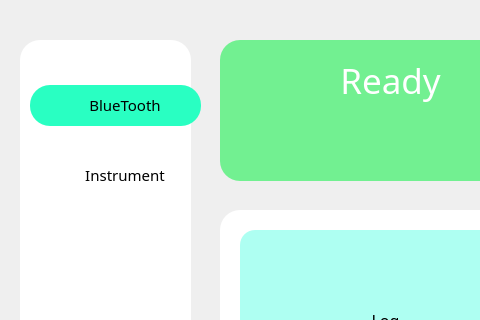
This is src/ui/piano_stairs_design.ui in include-stdio-h/piano_stair_ui as Qt 5 draws it before an edit; both pictures show x 0 to 480 and y 0 to 320 of the 800 by 480 pixel window. The edited form follows.
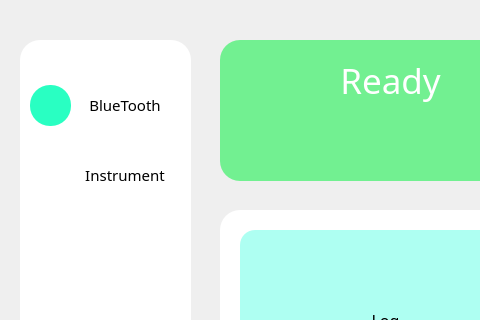
This is the edited form. Icons and pictures are not drawn.

Commit message: [MODIFY] change selected menu icon shape

```diff
--- a/src/ui/piano_stairs_design.ui
+++ b/src/ui/piano_stairs_design.ui
@@ -152,7 +152,7 @@
    <widget class="QLabel" name="InstrumentIcon">
     <property name="geometry">
      <rect>
-      <x>38</x>
+      <x>36</x>
       <y>160</y>
       <width>28</width>
       <height>28</height>
@@ -922,7 +922,7 @@
      <rect>
       <x>30</x>
       <y>85</y>
-      <width>171</width>
+      <width>41</width>
       <height>41</height>
      </rect>
     </property>
```
The commit also changes 1 other file.
